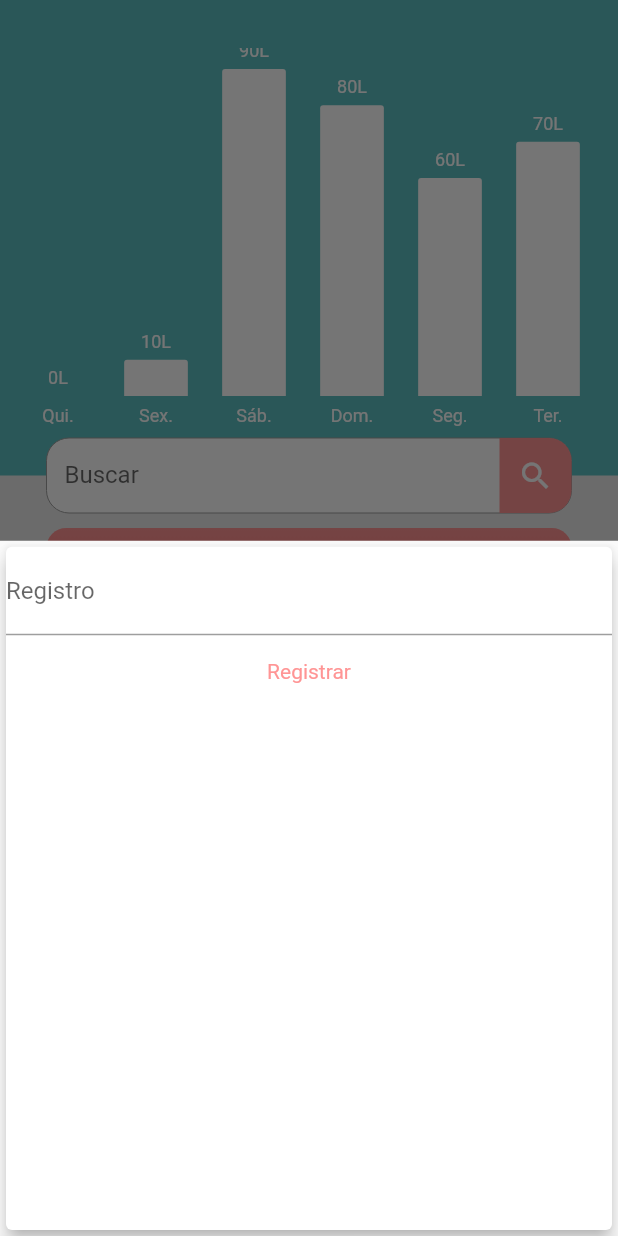
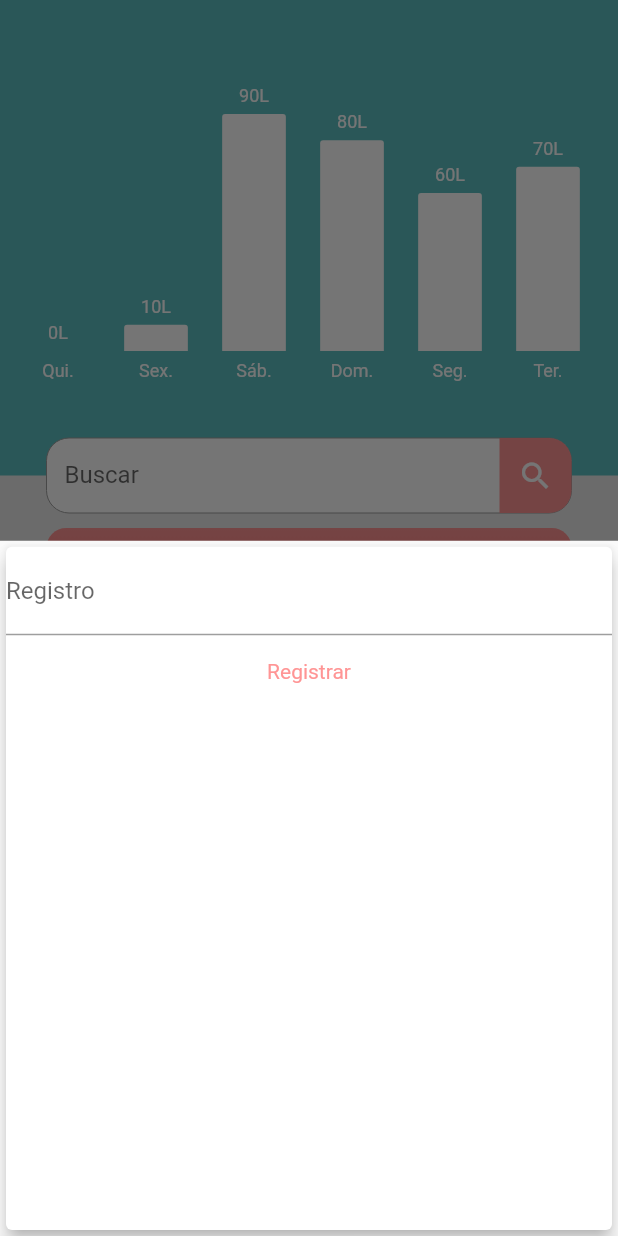
Before and after one commit to Psykhepathos/Agua_App, a Flutter app: the screen it shows after launch, after a tap on "Novo Registro", on a phone screen of 412 x 824 dp. Run offline on Flutter 3.47's test engine with Material 2 defaults, Android fonts, the phone set to English and light mode, and no system bars; our stand-ins replace charts_flutter, material_design_icons_flutter.

Commit message:
Mudança de cor e tamanho gráfico

```diff
--- a/lib/chart/chart.dart
+++ b/lib/chart/chart.dart
@@ -1,5 +1,6 @@
 import 'package:flutter/material.dart';
 import 'package:charts_flutter/flutter.dart' as charts;
+import 'package:flutter_application_1/components/variables.dart';
 import 'package:flutter_application_1/models/registers.dart';
 import 'package:intl/intl.dart';
 import 'package:flutter_application_1/pagina_principal.dart';
@@ -20,7 +21,13 @@ class Chart extends StatelessWidget {
         domainFn: (Register series, _) =>
             capitalize(DateFormat('EEE', 'pt_BR').format(series.date)),
         measureFn: (Register series, _) => series.litros,
-        colorFn: (_, __) => charts.MaterialPalette.white,
+        colorFn: (Register series, __) {
+          if (series.date.weekday == DateTime.now().weekday) {
+            return charts.ColorUtil.fromDartColor(Vars.secondary);
+          } else {
+            return charts.MaterialPalette.white;
+          }
+        },
         outsideLabelStyleAccessorFn: (_, __) {
           return charts.TextStyleSpec(color: charts.MaterialPalette.white);
         },
--- a/lib/pagina_principal.dart
+++ b/lib/pagina_principal.dart
@@ -149,7 +149,12 @@ class _PaginaPrincipalState extends State<PaginaPrincipal> {
                   Center(
                     child: SizedBox(
                       height: 260,
-                      child: Chart(recentRegister: _sevenRegisters),
+                      child: Center(
+                        child: SizedBox(
+                          height: 200,
+                          child: Chart(recentRegister: _sevenRegisters),
+                        ),
+                      ),
                     ),
                   ),
                   Stack(children: <Widget>[
```
